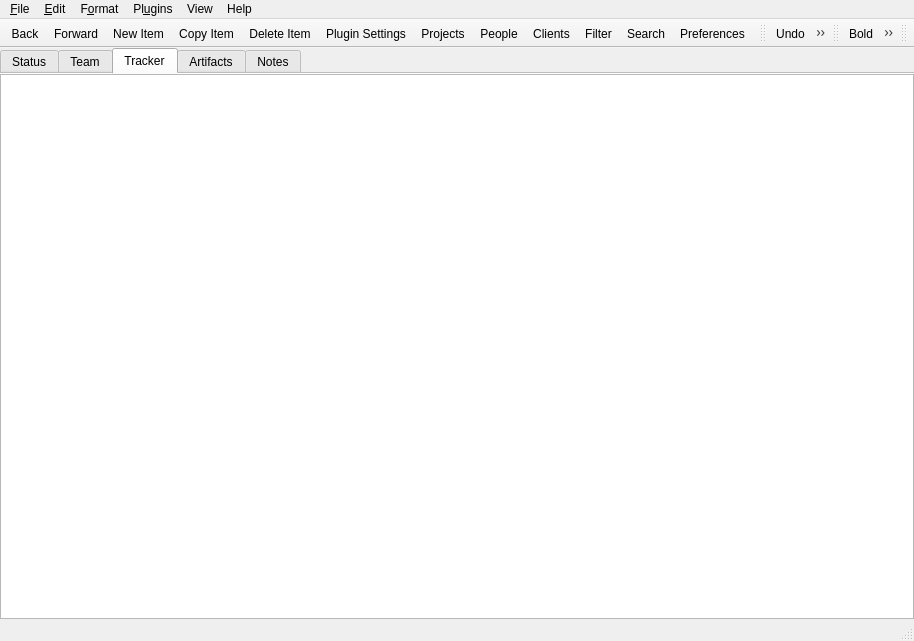
Above: mainwindow.ui from kestermckinney/ProjectNotes before the change. Below: the same form after it.
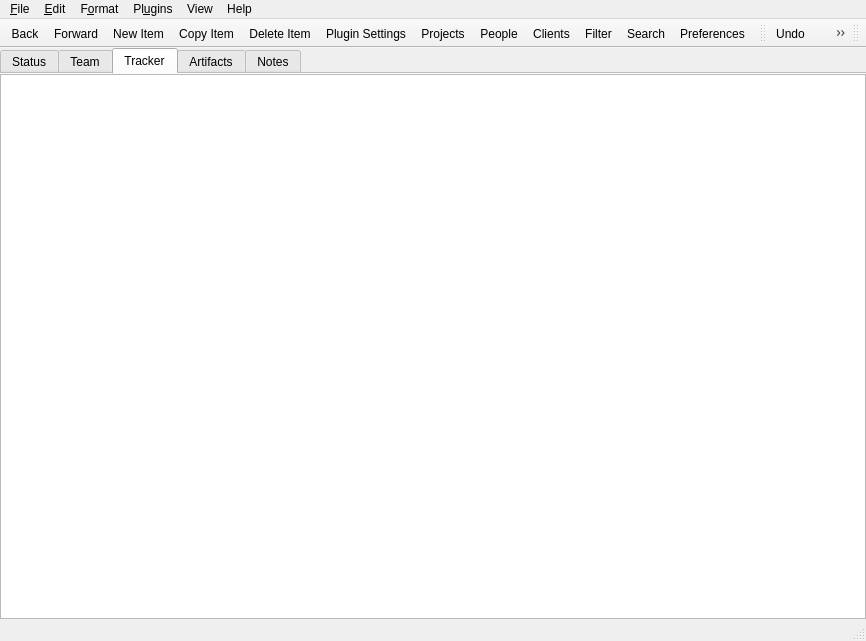
That is the form after the change. Icons and pictures are not drawn. Custom widgets are drawn as their Qt base class.

Patch:
```diff
--- a/mainwindow.ui
+++ b/mainwindow.ui
@@ -1450,7 +1450,7 @@
     <addaction name="actionCustom_Plugins"/>
     <addaction name="actionAbout"/>
    </widget>
-   <widget class="QMenu" name="menuF_ormat">
+   <widget class="QMenu" name="menuFormat">
     <property name="title">
      <string>F&amp;ormat</string>
     </property>
@@ -1469,7 +1469,7 @@
    </widget>
    <addaction name="menuFile"/>
    <addaction name="menuEdit"/>
-   <addaction name="menuF_ormat"/>
+   <addaction name="menuFormat"/>
    <addaction name="menuPlugins"/>
    <addaction name="menuView"/>
    <addaction name="menuHelp"/>
@@ -1545,27 +1545,6 @@
    <attribute name="toolBarBreak">
     <bool>false</bool>
    </attribute>
-   <addaction name="action_Bold"/>
-   <addaction name="action_Italic"/>
-   <addaction name="action_Underline"/>
-   <addaction name="action_Left"/>
-   <addaction name="action_Center"/>
-   <addaction name="action_Right"/>
-   <addaction name="action_Justify"/>
-   <addaction name="actionI_ndent"/>
-   <addaction name="actionUind_ent"/>
-   <addaction name="actionC_olor"/>
-  </widget>
-  <widget class="QToolBar" name="toolBarStyle">
-   <property name="windowTitle">
-    <string>toolBar</string>
-   </property>
-   <attribute name="toolBarArea">
-    <enum>TopToolBarArea</enum>
-   </attribute>
-   <attribute name="toolBarBreak">
-    <bool>false</bool>
-   </attribute>
   </widget>
   <action name="actionNew_Database">
    <property name="text">
```
Left out of the diff: 62 changed lines with no effect on the pictures.
